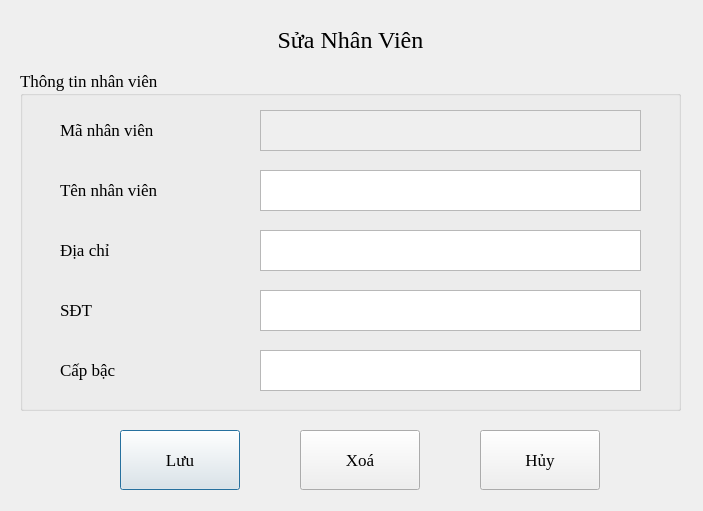
Above: UI/SuaNhanVien.ui from hoanghlt/quanlynganhang before the change. Below: the same form after it.
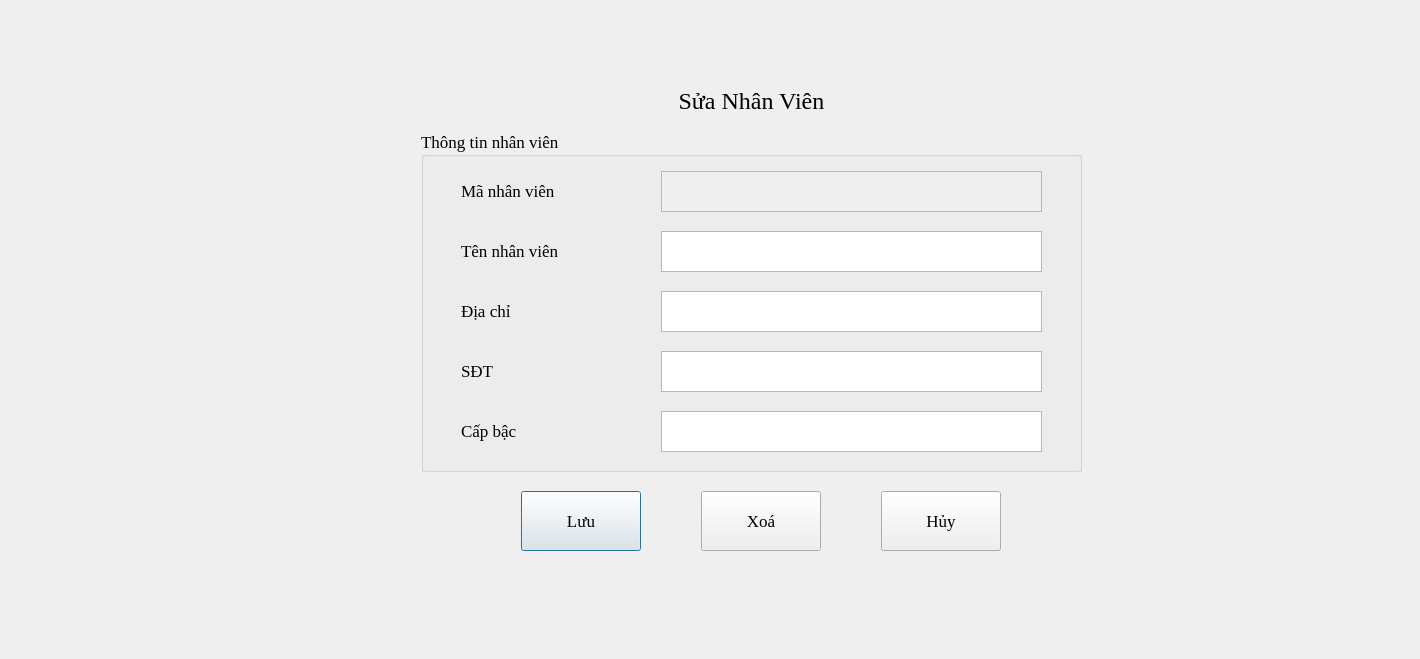
That is the form after the change.

```diff
--- a/UI/SuaNhanVien.ui
+++ b/UI/SuaNhanVien.ui
@@ -6,8 +6,8 @@
    <rect>
     <x>0</x>
     <y>0</y>
-    <width>703</width>
-    <height>511</height>
+    <width>1420</width>
+    <height>659</height>
    </rect>
   </property>
   <property name="font">
@@ -19,11 +19,20 @@
   <property name="windowTitle">
    <string>Sửa Nhân Viên</string>
   </property>
+  <layout class="QGridLayout" name="gridLayout">
+   <item row="0" column="0">
+    <widget class="QWidget" name="widget" native="true">
+     <property name="minimumSize">
+      <size>
+       <width>120</width>
+       <height>0</height>
+      </size>
+     </property>
   <widget class="QPushButton" name="pushButton">
    <property name="geometry">
     <rect>
-     <x>120</x>
-     <y>430</y>
+        <x>510</x>
+        <y>480</y>
      <width>120</width>
      <height>60</height>
     </rect>
@@ -38,71 +47,11 @@
     <string>Lưu</string>
    </property>
   </widget>
-  <widget class="QPushButton" name="pushButton_3">
-   <property name="geometry">
-    <rect>
-     <x>480</x>
-     <y>430</y>
-     <width>120</width>
-     <height>60</height>
-    </rect>
-   </property>
-   <property name="font">
-    <font>
-     <family>Times New Roman</family>
-     <pointsize>13</pointsize>
-    </font>
-   </property>
-   <property name="text">
-    <string>Hủy</string>
-   </property>
-  </widget>
-  <widget class="QLabel" name="label_5">
-   <property name="geometry">
-    <rect>
-     <x>210</x>
-     <y>20</y>
-     <width>281</width>
-     <height>40</height>
-    </rect>
-   </property>
-   <property name="font">
-    <font>
-     <family>Times New Roman</family>
-     <pointsize>18</pointsize>
-    </font>
-   </property>
-   <property name="text">
-    <string>Sửa Nhân Viên</string>
-   </property>
-   <property name="alignment">
-    <set>Qt::AlignCenter</set>
-   </property>
-  </widget>
-  <widget class="QPushButton" name="pushButton_2">
-   <property name="geometry">
-    <rect>
-     <x>300</x>
-     <y>430</y>
-     <width>120</width>
-     <height>60</height>
-    </rect>
-   </property>
-   <property name="font">
-    <font>
-     <family>Times New Roman</family>
-     <pointsize>13</pointsize>
-    </font>
-   </property>
-   <property name="text">
-    <string>Xoá</string>
-   </property>
-  </widget>
   <widget class="QGroupBox" name="groupBox">
    <property name="geometry">
     <rect>
-     <x>20</x>
-     <y>70</y>
+        <x>410</x>
+        <y>120</y>
      <width>661</width>
      <height>341</height>
     </rect>
@@ -298,6 +247,69 @@
     </property>
    </widget>
   </widget>
+     <widget class="QPushButton" name="pushButton_3">
+      <property name="geometry">
+       <rect>
+        <x>870</x>
+        <y>480</y>
+        <width>120</width>
+        <height>60</height>
+       </rect>
+      </property>
+      <property name="font">
+       <font>
+        <family>Times New Roman</family>
+        <pointsize>13</pointsize>
+       </font>
+      </property>
+      <property name="text">
+       <string>Hủy</string>
+      </property>
+     </widget>
+     <widget class="QPushButton" name="pushButton_2">
+      <property name="geometry">
+       <rect>
+        <x>690</x>
+        <y>480</y>
+        <width>120</width>
+        <height>60</height>
+       </rect>
+      </property>
+      <property name="font">
+       <font>
+        <family>Times New Roman</family>
+        <pointsize>13</pointsize>
+       </font>
+      </property>
+      <property name="text">
+       <string>Xoá</string>
+      </property>
+     </widget>
+     <widget class="QLabel" name="label_5">
+      <property name="geometry">
+       <rect>
+        <x>600</x>
+        <y>70</y>
+        <width>281</width>
+        <height>40</height>
+       </rect>
+      </property>
+      <property name="font">
+       <font>
+        <family>Times New Roman</family>
+        <pointsize>18</pointsize>
+       </font>
+      </property>
+      <property name="text">
+       <string>Sửa Nhân Viên</string>
+      </property>
+      <property name="alignment">
+       <set>Qt::AlignCenter</set>
+      </property>
+     </widget>
+    </widget>
+   </item>
+  </layout>
  </widget>
  <resources/>
  <connections/>
```
Lines whose indentation alone changed are shown as unchanged.
